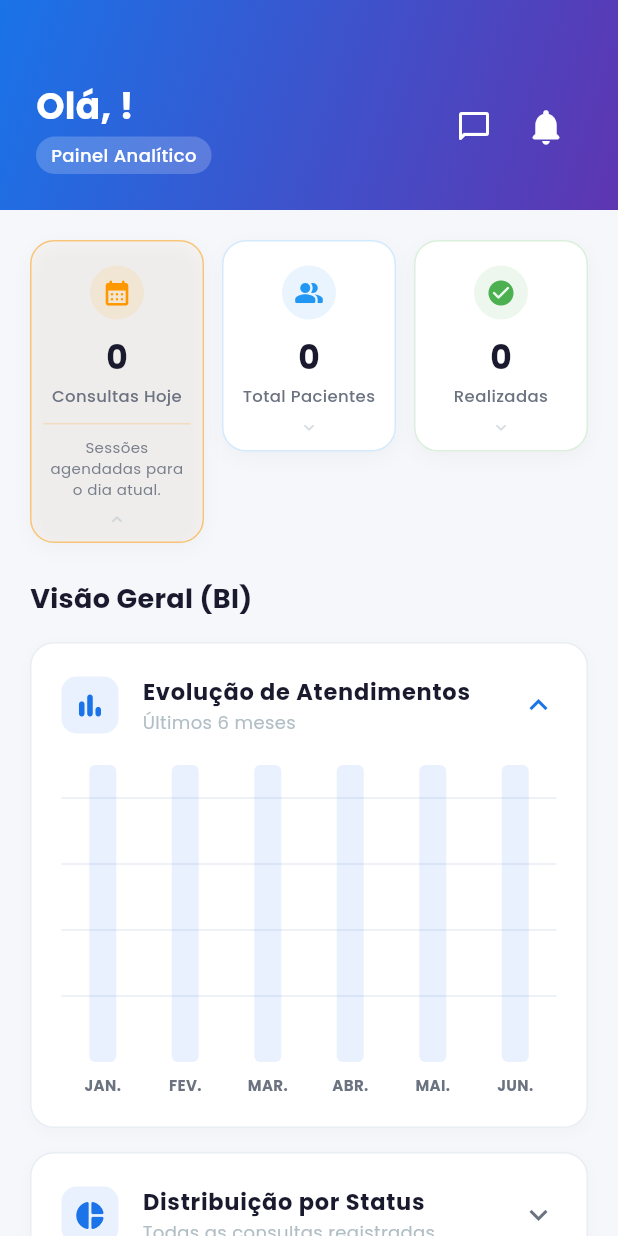
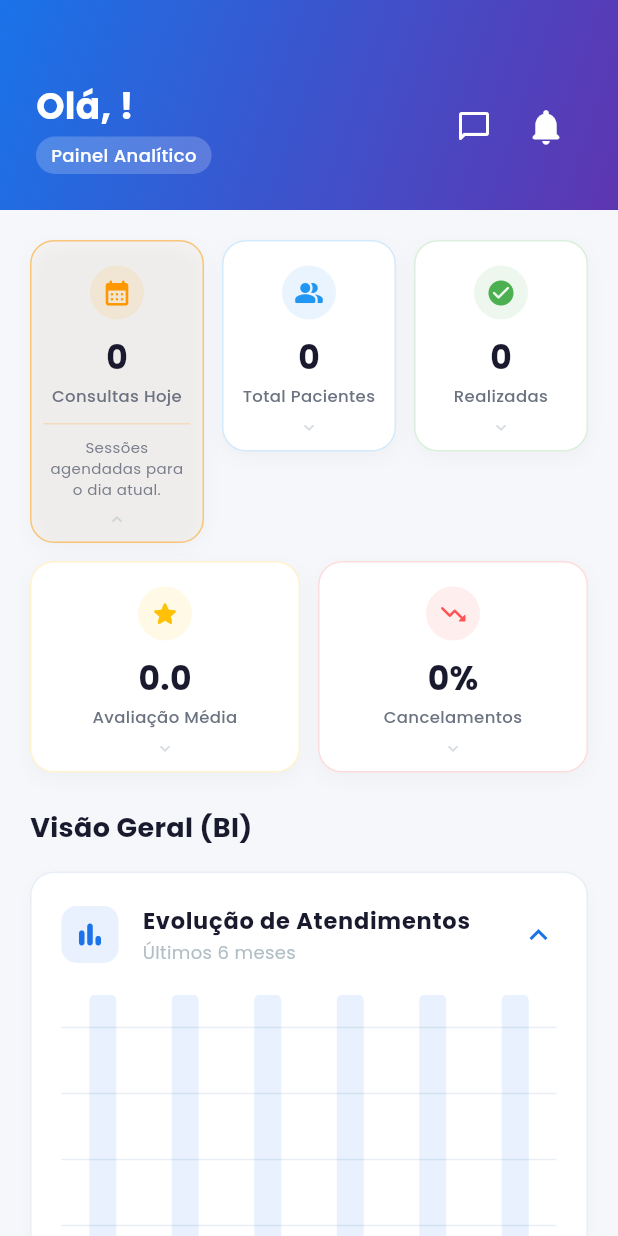
Before and after one commit to ReivissonLuiz/-Fisio-Saude, a Flutter app: the ProfissionalHomeTab screen opened directly with empty values, after a tap on an icon or button, on a phone screen of 412 x 824 dp. Run offline on Flutter 3.47's test engine with Material 3 defaults, Android fonts, the phone set to English and light mode, and no system bars; drawn by our look-alikes of fl_chart; our stand-ins replace google_fonts, image_picker, mask_text_input_formatter, supabase_flutter; missing offline and left inert: dart:html, encrypt; accounts and stored records are empty.

Commit message:
feat(bi): adiciona insights de media de avaliacao, taxa de cancelamento e principais queixas dos pacientes

```diff
--- a/flutter_app/lib/screens/profissional/profissional_home_tab.dart
+++ b/flutter_app/lib/screens/profissional/profissional_home_tab.dart
@@ -40,6 +40,10 @@ class _ProfissionalHomeTabState extends State<ProfissionalHomeTab> {
   int _realizadas = 0;
   int _canceladas = 0;
 
+  double _mediaAvaliacao = 0.0;
+  double _taxaCancelamento = 0.0;
+  List<MapEntry<String, int>> _principaisQueixas = [];
+
   @override
   void initState() {
     super.initState();
@@ -51,6 +55,7 @@ class _ProfissionalHomeTabState extends State<ProfissionalHomeTab> {
     try {
       final resConsultas = await _api.getConsultasProfissional(widget.profissionalId);
       final resPacientes = await _api.getPacientesDoProfissional(widget.profissionalId);
+      final resSintomas = await _api.getTodosSintomasProfissional();
       final nCount = await _notif.contarNaoLidas(widget.profissionalId);
 
       if (mounted) {
@@ -64,14 +69,22 @@ class _ProfissionalHomeTabState extends State<ProfissionalHomeTab> {
             _canceladas = 0;
             _consultasHoje = [];
 
+            int somaAvaliacao = 0;
+            int countAvaliacao = 0;
+
             for (var c in _todasConsultas) {
               final status = (c['status'] as String?)?.toLowerCase() ?? 'agendada';
               if (status == 'agendada' || status == 'confirmada') {
                 _agendadas++;
               } else if (status == 'realizada' || status == 'finalizada') {
                 _realizadas++;
-              } else if (status == 'cancelada') {
+              } else if (status == 'cancelada' || status == 'nao_compareceu') {
                 _canceladas++;
+              }
+
+              if (c['avaliacao'] != null) {
+                somaAvaliacao += (c['avaliacao'] as num).toInt();
+                countAvaliacao++;
               }
 
               if (c['data_hora'] != null) {
@@ -81,6 +94,9 @@ class _ProfissionalHomeTabState extends State<ProfissionalHomeTab> {
                 }
               }
             }
+
+            _mediaAvaliacao = countAvaliacao > 0 ? somaAvaliacao / countAvaliacao : 0.0;
+            _taxaCancelamento = _todasConsultas.isNotEmpty ? (_canceladas / _todasConsultas.length) * 100 : 0.0;
 
             // Ordenar consultas de hoje pelo horário
             _consultasHoje.sort((a, b) {
@@ -92,6 +108,20 @@ class _ProfissionalHomeTabState extends State<ProfissionalHomeTab> {
 
           if (resPacientes['success']) {
             _totalPacientes = (resPacientes['data'] as List).length;
+          }
+
+          if (resSintomas['success']) {
+            final sintomas = resSintomas['data'] as List;
+            final Map<String, int> contagem = {};
+            for (var s in sintomas) {
+              final cat = s['categoria'] as String? ?? 'Outros';
+              contagem[cat] = (contagem[cat] ?? 0) + 1;
+            }
+            _principaisQueixas = contagem.entries.toList()
+              ..sort((a, b) => b.value.compareTo(a.value));
+            if (_principaisQueixas.length > 5) {
+              _principaisQueixas = _principaisQueixas.sublist(0, 5);
+            }
           }
 
           _notifCount = nCount;
@@ -456,6 +486,31 @@ class _ProfissionalHomeTabState extends State<ProfissionalHomeTab> {
                         ),
                       ],
                     ),
+                    const SizedBox(height: 12),
+                    Row(
+                      crossAxisAlignment: CrossAxisAlignment.start,
+                      children: [
+                        Expanded(
+                          child: _SummaryCard(
+                            title: 'Avaliação Média',
+                            value: _isLoading ? '-' : _mediaAvaliacao.toStringAsFixed(1),
+                            details: 'Nota média dada pelos seus pacientes.',
+                            icon: Icons.star_rounded,
+                            color: Colors.amber,
+                          ),
+                        ),
+                        const SizedBox(width: 12),
+                        Expanded(
+                          child: _SummaryCard(
+                            title: 'Cancelamentos',
+                            value: _isLoading ? '-' : '${_taxaCancelamento.toStringAsFixed(0)}%',
+                            details: 'Taxa de faltas e cancelamentos no histórico.',
+                            icon: Icons.trending_down_rounded,
+                            color: Colors.redAccent,
+                          ),
+                        ),
+                      ],
+                    ),
 
                     const SizedBox(height: 24),
 
@@ -485,6 +540,53 @@ class _ProfissionalHomeTabState extends State<ProfissionalHomeTab> {
                         subtitle: 'Todas as consultas registradas',
                         icon: Icons.pie_chart_rounded,
                         child: _buildPieChart(),
+                      ),
+                      const SizedBox(height: 16),
+                      _ExpandableCard(
+                        title: 'Principais Queixas',
+                        subtitle: 'Sintomas mais relatados (Geral)',
+                        icon: Icons.medical_information_rounded,
+                        child: _principaisQueixas.isEmpty
+                            ? const Padding(
+                                padding: EdgeInsets.all(20),
+                                child: Center(
+                                  child: Text('Nenhum sintoma registrado pelos pacientes.', style: TextStyle(color: AppTheme.textHint)),
+                                ),
+                              )
+                            : Column(
+                                children: _principaisQueixas.map((q) {
+                                  final total = _principaisQueixas.fold<int>(0, (sum, e) => sum + e.value);
+                                  final percent = total > 0 ? (q.value / total) * 100 : 0;
+                                  return Padding(
+                                    padding: const EdgeInsets.symmetric(vertical: 8.0),
+                                    child: Row(
+                                      children: [
+                                        Expanded(
+                                          flex: 3,
+                                          child: Text(q.key, style: const TextStyle(fontWeight: FontWeight.bold, color: AppTheme.textPrimary)),
+                                        ),
+                                        Expanded(
+                                          flex: 5,
+                                          child: ClipRRect(
+                                            borderRadius: BorderRadius.circular(4),
+                                            child: LinearProgressIndicator(
+                                              value: percent / 100,
+                                              backgroundColor: AppTheme.divider,
+                                              color: AppTheme.secondary,
+                                              minHeight: 8,
+                                            ),
+                                          ),
+                                        ),
+                                        const SizedBox(width: 12),
+                                        SizedBox(
+                                          width: 36,
+                                          child: Text('${percent.toStringAsFixed(0)}%', style: const TextStyle(fontWeight: FontWeight.bold, fontSize: 12, color: AppTheme.textSecondary), textAlign: TextAlign.right),
+                                        ),
+                                      ],
+                                    ),
+                                  );
+                                }).toList(),
+                              ),
                       ),
                     ],
 
--- a/flutter_app/lib/services/api_service.dart
+++ b/flutter_app/lib/services/api_service.dart
@@ -601,6 +601,23 @@ class ApiService {
           .eq('id_paciente', pacienteId)
           .order('data_hora', ascending: false)
           .limit(50);
+      return {'success': true, 'data': data};
+    } on PostgrestException catch (e) {
+      return {'success': false, 'message': e.message};
+    } catch (e) {
+      return {'success': false, 'message': 'Erro de conexão.'};
+    }
+  }
+
+  // --- Profissional: BI e Estatísticas --------------------------------------
+
+  /// Busca os sintomas de todos os pacientes vinculados ao profissional.
+  /// (O RLS já garante que ele só verá os sintomas dos próprios pacientes).
+  Future<Map<String, dynamic>> getTodosSintomasProfissional() async {
+    try {
+      final data = await _sb
+          .from('registro_sintomas')
+          .select('categoria, intensidade');
       return {'success': true, 'data': data};
     } on PostgrestException catch (e) {
       return {'success': false, 'message': e.message};
```
